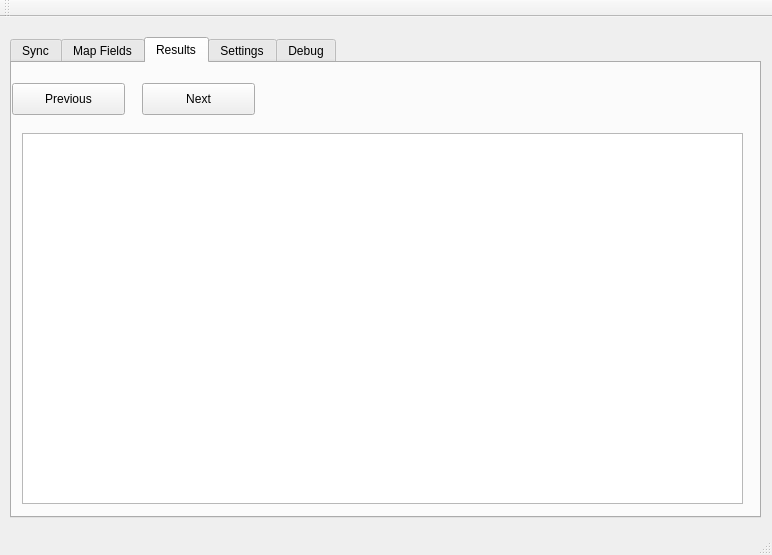
Qt form QT/ADP/mainwindow.ui (beckf/vc-adp-sync) before a commit.
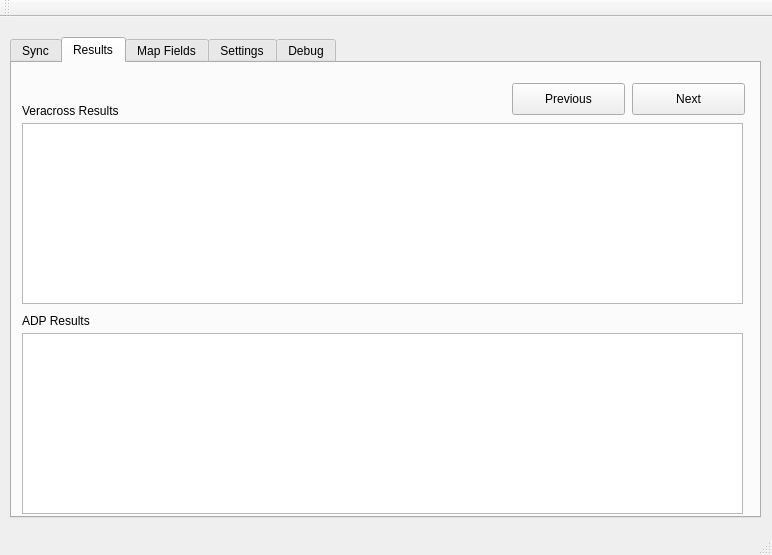
The same form after that commit. The open tabs and pages were chosen to show the change.

Diff of the .ui file:
```diff
--- a/QT/ADP/mainwindow.ui
+++ b/QT/ADP/mainwindow.ui
@@ -138,6 +138,83 @@
       </layout>
      </widget>
     </widget>
+    <widget class="QWidget" name="resultsTab">
+     <attribute name="title">
+      <string>Results</string>
+     </attribute>
+     <widget class="QTextEdit" name="vcResultsTextEdit">
+      <property name="geometry">
+       <rect>
+        <x>10</x>
+        <y>60</y>
+        <width>721</width>
+        <height>181</height>
+       </rect>
+      </property>
+     </widget>
+     <widget class="QPushButton" name="btn_ResultsPrevious">
+      <property name="geometry">
+       <rect>
+        <x>500</x>
+        <y>20</y>
+        <width>113</width>
+        <height>32</height>
+       </rect>
+      </property>
+      <property name="text">
+       <string>Previous</string>
+      </property>
+     </widget>
+     <widget class="QPushButton" name="btn_ResultsNext">
+      <property name="geometry">
+       <rect>
+        <x>620</x>
+        <y>20</y>
+        <width>113</width>
+        <height>32</height>
+       </rect>
+      </property>
+      <property name="text">
+       <string>Next</string>
+      </property>
+     </widget>
+     <widget class="QTextEdit" name="adpResultsTextEdit">
+      <property name="geometry">
+       <rect>
+        <x>10</x>
+        <y>270</y>
+        <width>721</width>
+        <height>181</height>
+       </rect>
+      </property>
+     </widget>
+     <widget class="QLabel" name="label_2">
+      <property name="geometry">
+       <rect>
+        <x>10</x>
+        <y>40</y>
+        <width>141</width>
+        <height>16</height>
+       </rect>
+      </property>
+      <property name="text">
+       <string>Veracross Results</string>
+      </property>
+     </widget>
+     <widget class="QLabel" name="label_3">
+      <property name="geometry">
+       <rect>
+        <x>10</x>
+        <y>250</y>
+        <width>141</width>
+        <height>16</height>
+       </rect>
+      </property>
+      <property name="text">
+       <string>ADP Results</string>
+      </property>
+     </widget>
+    </widget>
     <widget class="QWidget" name="fieldMapTab">
      <attribute name="title">
       <string>Map Fields</string>
@@ -179,47 +256,6 @@
       </layout>
      </widget>
     </widget>
-    <widget class="QWidget" name="resultsTab">
-     <attribute name="title">
-      <string>Results</string>
-     </attribute>
-     <widget class="QTextEdit" name="resultsTextEdit">
-      <property name="geometry">
-       <rect>
-        <x>10</x>
-        <y>70</y>
-        <width>721</width>
-        <height>371</height>
-       </rect>
-      </property>
-     </widget>
-     <widget class="QPushButton" name="btn_ResultsPrevious">
-      <property name="geometry">
-       <rect>
-        <x>0</x>
-        <y>20</y>
-        <width>113</width>
-        <height>32</height>
-       </rect>
-      </property>
-      <property name="text">
-       <string>Previous</string>
-      </property>
-     </widget>
-     <widget class="QPushButton" name="btn_ResultsNext">
-      <property name="geometry">
-       <rect>
-        <x>130</x>
-        <y>20</y>
-        <width>113</width>
-        <height>32</height>
-       </rect>
-      </property>
-      <property name="text">
-       <string>Next</string>
-      </property>
-     </widget>
-    </widget>
     <widget class="QWidget" name="settingsTab">
      <attribute name="title">
       <string>Settings</string>
```
Left out of the diff: 2 changed lines with no effect on the pictures.
